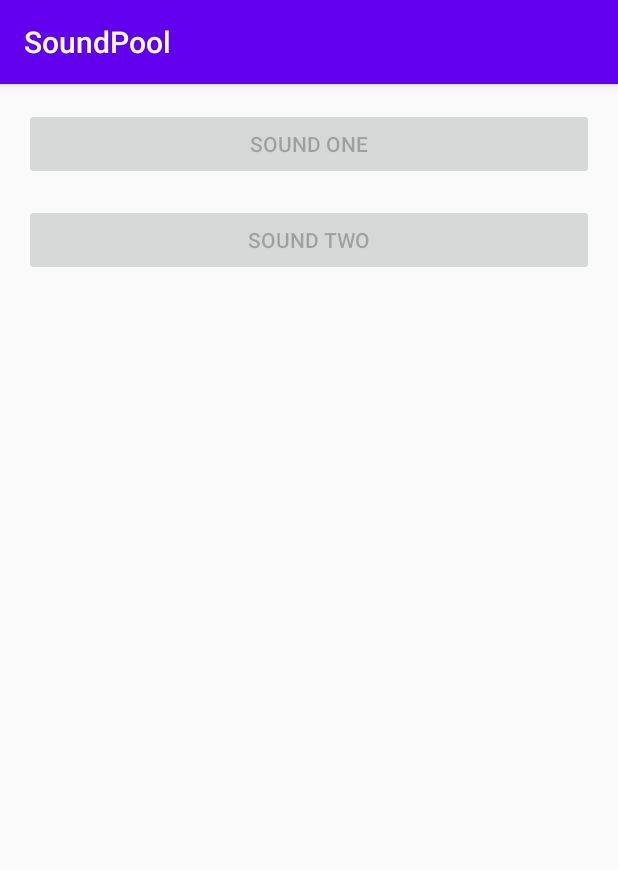
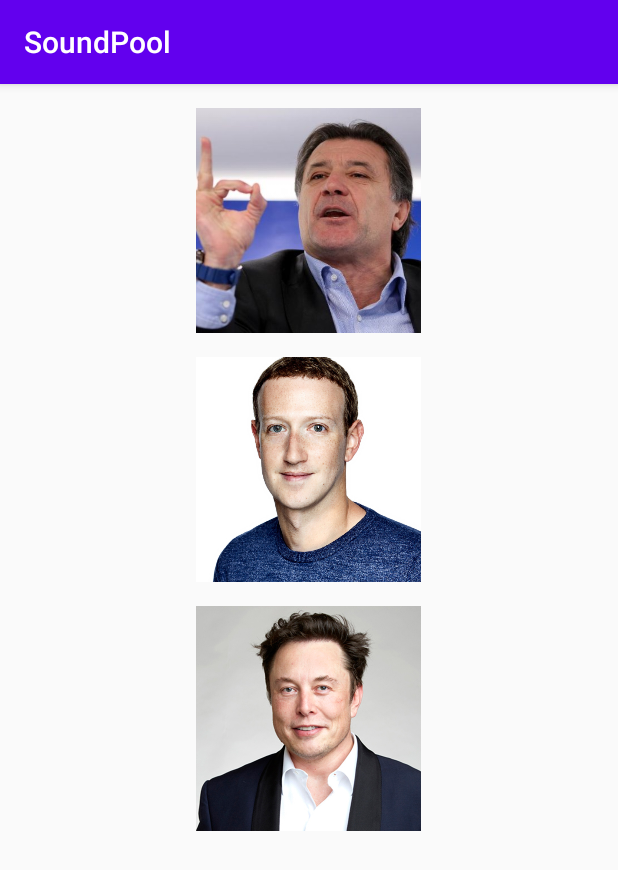
Before and after one commit to lperisicz/RMA-LV5-SoundPool, an Android app: the screen it shows after launch (MainActivity), on a phone screen of 412 x 824 dp. Shown: the top 870 px of the screen. Run offline under Robolectric (Android 15) with nearby library versions, the phone set to English and light mode, and no system bars.

Commit message:
feat: added three image views and additional sound playback

```diff
--- a/app/src/main/java/com/perisic/luka/soundpool/MainActivity.kt
+++ b/app/src/main/java/com/perisic/luka/soundpool/MainActivity.kt
@@ -18,11 +18,14 @@ class MainActivity : AppCompatActivity() {
     }
 
     private fun setupUi() {
-        buttonOne.setOnClickListener {
+        imageViewOne.setOnClickListener {
             R.raw.bells.playMusic()
         }
-        buttonTwo.setOnClickListener {
+        imageViewTwo.setOnClickListener {
             R.raw.car_starting.playMusic()
+        }
+        imageViewThree.setOnClickListener {
+            R.raw.barking.playMusic()
         }
     }
 
@@ -32,9 +35,11 @@ class MainActivity : AppCompatActivity() {
             .build()
             .apply {
                 setOnLoadCompleteListener { _, _, _ ->
-                        arrayOf(buttonOne, buttonTwo).forEach { it.isEnabled = true }
+                    arrayOf(imageViewOne, imageViewTwo, imageViewThree).forEach {
+                        it.isClickable = true
                     }
-                    arrayOf(R.raw.bells, R.raw.car_starting).forEach {
+                }
+                arrayOf(R.raw.bells, R.raw.car_starting, R.raw.barking).forEach {
                     soundMap[it] = load(this@MainActivity, it, 1)
                 }
             }
--- a/app/src/main/res/layout/activity_main.xml
+++ b/app/src/main/res/layout/activity_main.xml
@@ -7,19 +7,37 @@
     android:padding="@dimen/padding_medium"
     tools:context=".MainActivity">
 
-    <Button
-        android:id="@+id/buttonOne"
-        android:layout_width="match_parent"
-        android:layout_height="wrap_content"
+    <ImageView
+        android:id="@+id/imageViewOne"
+        android:layout_width="150dp"
+        android:layout_height="150dp"
+        android:layout_gravity="center"
         android:layout_marginBottom="@dimen/padding_medium"
-        android:enabled="false"
-        android:text="@string/sound_one" />
+        android:clickable="false"
+        android:scaleType="centerCrop"
+        android:src="@drawable/zdravko_mamic"
+        tools:ignore="ContentDescription" />
 
-    <Button
-        android:id="@+id/buttonTwo"
-        android:layout_width="match_parent"
-        android:layout_height="wrap_content"
-        android:enabled="false"
-        android:text="@string/sound_two" />
+    <ImageView
+        android:id="@+id/imageViewTwo"
+        android:layout_width="150dp"
+        android:layout_height="150dp"
+        android:layout_gravity="center"
+        android:layout_marginBottom="@dimen/padding_medium"
+        android:clickable="false"
+        android:scaleType="centerCrop"
+        android:src="@drawable/mark_zuckerberg"
+        tools:ignore="ContentDescription" />
+
+    <ImageView
+        android:id="@+id/imageViewThree"
+        android:layout_width="150dp"
+        android:layout_height="150dp"
+        android:layout_gravity="center"
+        android:layout_marginBottom="@dimen/padding_medium"
+        android:clickable="false"
+        android:scaleType="centerCrop"
+        android:src="@drawable/elon_musk"
+        tools:ignore="ContentDescription" />
 
 </LinearLayout>
```
Also changed, not shown: app/src/main/res/drawable-v24/elon_musk.jpg (added), app/src/main/res/drawable-v24/mark_zuckerberg.jpg (added), app/src/main/res/drawable-v24/zdravko_mamic.jpg (added), 1 other file. Lines whose indentation alone changed are shown as unchanged.
